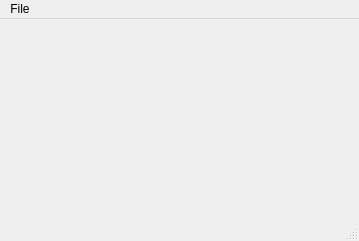
Above: MainWindow.ui from yuxshao/ptcollab before the change. Below: the same form after it.
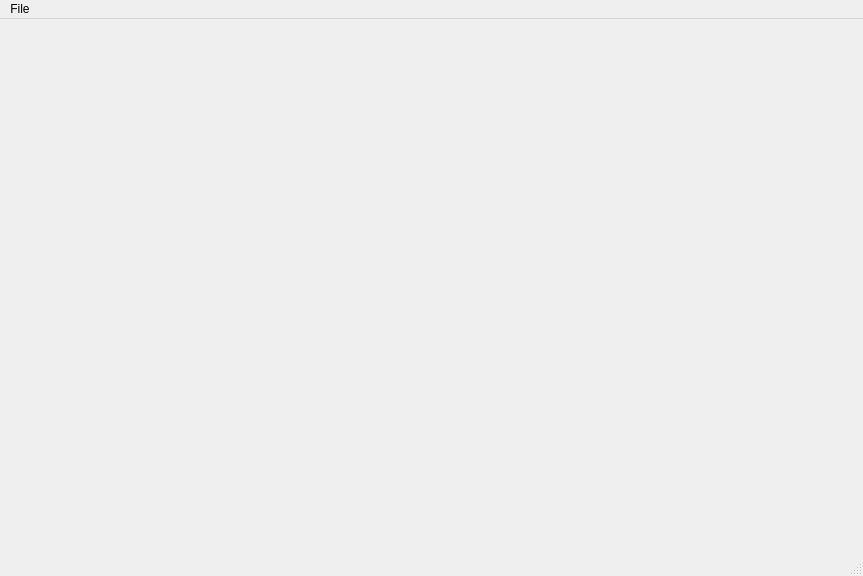
That is the form after the change.

Diff of the .ui file:
```diff
--- a/MainWindow.ui
+++ b/MainWindow.ui
@@ -6,8 +6,8 @@
    <rect>
     <x>0</x>
     <y>0</y>
-    <width>359</width>
-    <height>241</height>
+    <width>863</width>
+    <height>576</height>
    </rect>
   </property>
   <property name="windowTitle">
@@ -19,7 +19,7 @@
     <rect>
      <x>0</x>
      <y>0</y>
-     <width>359</width>
+     <width>863</width>
      <height>27</height>
     </rect>
    </property>
```
